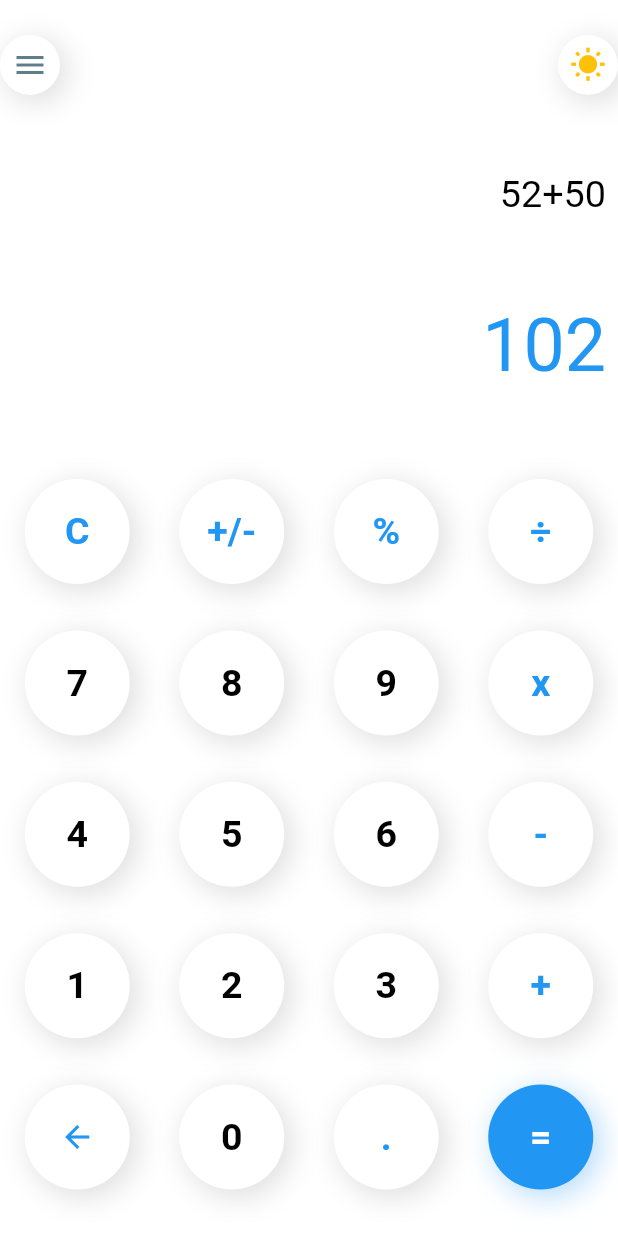
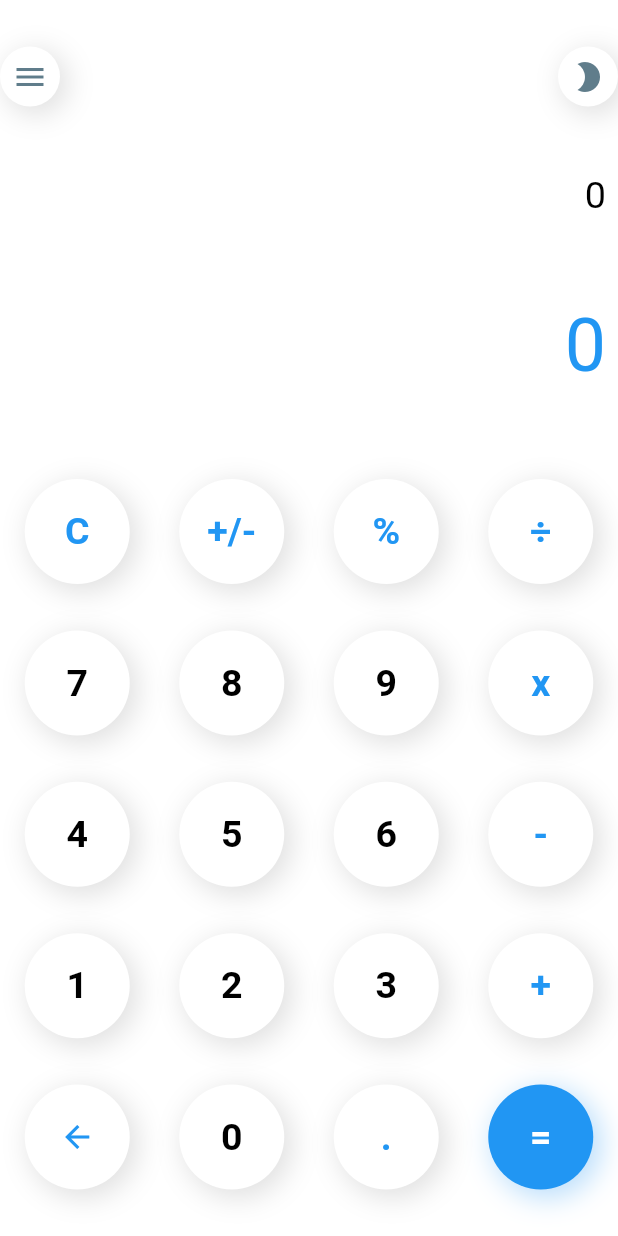
Before and after one commit to Haris2032/si_calulator, a Flutter app: the screen it shows after launch, after a tap on the "wb sunny" icon, on a phone screen of 412 x 824 dp. Run offline on Flutter 3.47's test engine with Material 2 defaults, Android fonts, the phone set to English and light mode, and no system bars; missing offline and left inert: calc_core, firebase_admob; accounts and stored records are empty.

Commit message:
material calculator initial design, updated app icon

```diff
--- a/lib/pages/material_calculator.dart
+++ b/lib/pages/material_calculator.dart
@@ -1,10 +1,6 @@
 import 'package:flutter/material.dart';
-import 'package:si_calulator/widget/calc_buttons.dart';
-
 import '../data/data.dart';
-import '../data/data.dart';
-import '../data/data.dart';
-import '../data/data.dart';
+import 'package:calc_core/calc.dart';
 
 class MaterialCalculator extends StatefulWidget {
   @override
@@ -12,13 +8,180 @@ class MaterialCalculator extends StatefulWidget {
 }
 
 class _MaterialCalculatorState extends State<MaterialCalculator> {
-  var valueEntered, answer;
+  var valueEntered = '', answer = '';
+  Calculator calc = Calculator();
+  var numList = [0, 1, 2, 3, 4, 5, 6, 7, 8, 9];
+  var themeIcon = Icons.wb_sunny;
+  var themeColor = dayColor;
 
-  @override
-  void initState() {
-    super.initState();
-    valueEntered = "52+50";
-    answer = "102";
+  addDigit(int digit) {
+    setState(() {
+      calc.addDigit(digit);
+      valueEntered = calc.text;
+    });
+  }
+
+  addPoint() {
+    setState(() {
+      calc.addPoint();
+      valueEntered = calc.text;
+    });
+  }
+
+  addSum() {
+    setState(() {
+      calc.setAdditionOperator();
+      valueEntered = calc.text;
+    });
+  }
+
+  addSub() {
+    setState(() {
+      calc.setSubtranctionOperator();
+      valueEntered = calc.text;
+    });
+  }
+
+  addProduct() {
+    setState(() {
+      calc.setProductOperator();
+      valueEntered = calc.text;
+    });
+  }
+
+  addDiv() {
+    setState(() {
+      calc.setDivisinOperator();
+      valueEntered = calc.text;
+    });
+  }
+
+  backspace() {
+    setState(() {
+      calc.backspace();
+      valueEntered = calc.text;
+    });
+  }
+
+  clear() {
+    setState(() {
+      calc.clear();
+      valueEntered = calc.text;
+    });
+  }
+
+  operate() {
+    setState(() {
+      calc.operate();
+      answer = calc.text;
+    });
+  }
+
+  void onButtonPressed(value) {
+    if (value == 'C') {
+      setState(() {
+        answer = '';
+        clear();
+      });
+    } else if (value == 'backSpace') {
+      backspace();
+    } else if (value == '=') {
+      operate();
+    } else if (value == '.') {
+      addPoint();
+    } else if (numList.contains(value)) {
+      addDigit(value);
+    } else if (value == 'day') {
+      setState(() {
+        themeIcon = Icons.brightness_2;
+        themeColor = nightColor;
+      });
+    } else if (value == 'night') {
+      setState(() {
+        themeIcon = Icons.wb_sunny;
+        themeColor = dayColor;
+      });
+    } else if (value == 'menu') {
+      setState(() {
+        themeIcon = Icons.wb_sunny;
+        themeColor = dayColor;
+      });
+    } else {
+      switch (value) {
+        case '+':
+          addSum();
+          break;
+        case '-':
+          addSub();
+          break;
+        case 'x':
+          addProduct();
+          break;
+        case '÷':
+          addDiv();
+          break;
+        default:
+          print(value);
+      }
+    }
+  }
+
+  Widget materialShadowButton(
+      {child,
+      childColor,
+      buttonBgColor,
+      primaryShadowColor,
+      secondaryShadowColor,
+      height = 70.0,
+      width = 70.0}) {
+    return GestureDetector(
+      onTap: () {
+        if (child == Icons.arrow_back) {
+          onButtonPressed("backSpace");
+        } else if (child == Icons.wb_sunny) {
+          onButtonPressed("day");
+        } else if (child == Icons.brightness_2) {
+          onButtonPressed("night");
+        } else if (child == Icons.menu) {
+          onButtonPressed("menu");
+        } else {
+          onButtonPressed(child);
+        }
+      },
+      child: Container(
+        height: height,
+        width: width,
+        child: Center(
+          child: child.runtimeType != IconData
+              ? Text(
+                  child.toString(),
+                  style: TextStyle(
+                      color: childColor,
+                      fontSize: 25.0,
+                      fontWeight: FontWeight.bold),
+                )
+              : Icon(
+                  child,
+                  color: childColor,
+                ),
+        ),
+        decoration: BoxDecoration(
+            color: buttonBgColor,
+            shape: BoxShape.circle,
+            boxShadow: [
+              BoxShadow(
+                  color: primaryShadowColor,
+                  offset: Offset(-4.0, -4.0),
+                  blurRadius: 10.0,
+                  spreadRadius: 1),
+              BoxShadow(
+                  color: secondaryShadowColor,
+                  offset: Offset(4.0, 4.0),
+                  blurRadius: 15.0,
+                  spreadRadius: 1.5),
+            ]),
+      ),
+    );
   }
 
   @override
@@ -34,12 +197,13 @@ class _MaterialCalculatorState extends State<MaterialCalculator> {
             child: Column(
               children: <Widget>[
                 Container(
-                  height: height * 0.35 * 0.30,
+                  margin: EdgeInsets.only(top: 15.0),
+                  height: height * 0.35 * 0.25,
                   width: width,
                   child: Row(
                     mainAxisAlignment: MainAxisAlignment.spaceBetween,
                     children: <Widget>[
-                      MaterialShadowButton(
+                      materialShadowButton(
                         child: Icons.menu,
                         childColor: nightColor,
                         primaryShadowColor: primaryShadowColor,
@@ -48,11 +212,11 @@ class _MaterialCalculatorState extends State<MaterialCalculator> {
                         height: 40.0,
                         width: 40.0,
                       ),
-                      MaterialShadowButton(
-                          child: Icons.wb_sunny,
+                      materialShadowButton(
+                          child: themeIcon,
                           height: 40.0,
                           width: 40.0,
-                          childColor: dayColor,
+                          childColor: themeColor,
                           primaryShadowColor: primaryShadowColor,
                           secondaryShadowColor: secondaryShadowColor,
                           buttonBgColor: primaryButtonColor),
@@ -66,23 +230,24 @@ class _MaterialCalculatorState extends State<MaterialCalculator> {
                   child: Align(
                     alignment: Alignment.centerRight,
                     child: Text(
-                      valueEntered.toString(),
+                      valueEntered != '' ? valueEntered : '0',
                       textAlign: TextAlign.left,
                       textScaleFactor: 1.8,
-                      style: TextStyle(color:primaryIconColor),
+                      style: TextStyle(color: primaryIconColor),
                     ),
                   ),
                 ),
-                Container(
+                Expanded(
+                  child: Container(
                     margin: EdgeInsets.only(right: 8.0),
-                  height: height * 0.35 * 0.40,
                     width: width,
                     child: Align(
                       alignment: Alignment.centerRight,
                       child: Text(
-                      answer.toString(),
+                        answer != '' ? answer : '0',
                         textScaleFactor: 3.5,
                         style: TextStyle(color: secondaryIconColor),
+                      ),
                     ),
                   ),
                 ),
@@ -97,25 +262,25 @@ class _MaterialCalculatorState extends State<MaterialCalculator> {
                   Row(
                     mainAxisAlignment: MainAxisAlignment.spaceAround,
                     children: <Widget>[
-                      MaterialShadowButton(
+                      materialShadowButton(
                           child: "C",
                           childColor: secondaryIconColor,
                           primaryShadowColor: primaryShadowColor,
                           secondaryShadowColor: secondaryShadowColor,
                           buttonBgColor: primaryButtonColor),
-                      MaterialShadowButton(
+                      materialShadowButton(
                           child: "+/-",
                           childColor: secondaryIconColor,
                           primaryShadowColor: primaryShadowColor,
                           secondaryShadowColor: secondaryShadowColor,
                           buttonBgColor: primaryButtonColor),
-                      MaterialShadowButton(
+                      materialShadowButton(
                           child: "%",
                           childColor: secondaryIconColor,
                           primaryShadowColor: primaryShadowColor,
                           secondaryShadowColor: secondaryShadowColor,
                           buttonBgColor: primaryButtonColor),
-                      MaterialShadowButton(
+                      materialShadowButton(
                           child: "÷",
                           childColor: secondaryIconColor,
                           primaryShadowColor: primaryShadowColor,
@@ -126,26 +291,26 @@ class _MaterialCalculatorState extends State<MaterialCalculator> {
                   Row(
                     mainAxisAlignment: MainAxisAlignment.spaceAround,
                     children: <Widget>[
-                      MaterialShadowButton(
+                      materialShadowButton(
                           child: 7,
                           childColor: primaryIconColor,
                           primaryShadowColor: primaryShadowColor,
                           secondaryShadowColor: secondaryShadowColor,
                           buttonBgColor: primaryButtonColor),
-                      MaterialShadowButton(
+                      materialShadowButton(
                         child: 8,
                         childColor: primaryIconColor,
                         primaryShadowColor: primaryShadowColor,
                         secondaryShadowColor: secondaryShadowColor,
                         buttonBgColor: primaryButtonColor,
                       ),
-                      MaterialShadowButton(
+                      materialShadowButton(
                           child: 9,
                           childColor: primaryIconColor,
                           primaryShadowColor: primaryShadowColor,
                           secondaryShadowColor: secondaryShadowColor,
                           buttonBgColor: primaryButtonColor),
-                      MaterialShadowButton(
+                      materialShadowButton(
                           child: "x",
                           childColor: secondaryIconColor,
                           primaryShadowColor: primaryShadowColor,
@@ -156,25 +321,25 @@ class _MaterialCalculatorState extends State<MaterialCalculator> {
                   Row(
                     mainAxisAlignment: MainAxisAlignment.spaceAround,
                     children: <Widget>[
-                      MaterialShadowButton(
+                      materialShadowButton(
                           child: 4,
                           childColor: primaryIconColor,
                           primaryShadowColor: primaryShadowColor,
                           secondaryShadowColor: secondaryShadowColor,
                           buttonBgColor: primaryButtonColor),
-                      MaterialShadowButton(
+                      materialShadowButton(
                           child: 5,
                           childColor: primaryIconColor,
                           primaryShadowColor: primaryShadowColor,
                           secondaryShadowColor: secondaryShadowColor,
                           buttonBgColor: primaryButtonColor),
-                      MaterialShadowButton(
+                      materialShadowButton(
                           child: 6,
                           childColor: primaryIconColor,
                           primaryShadowColor: primaryShadowColor,
                           secondaryShadowColor: secondaryShadowColor,
                           buttonBgColor: primaryButtonColor),
-                      MaterialShadowButton(
+                      materialShadowButton(
                           child: "-",
                           childColor: secondaryIconColor,
                           primaryShadowColor: primaryShadowColor,
@@ -185,25 +350,25 @@ class _MaterialCalculatorState extends State<MaterialCalculator> {
                   Row(
                     mainAxisAlignment: MainAxisAlignment.spaceAround,
                     children: <Widget>[
-                      MaterialShadowButton(
+                      materialShadowButton(
                           child: 1,
                           childColor: primaryIconColor,
                           primaryShadowColor: primaryShadowColor,
                           secondaryShadowColor: secondaryShadowColor,
                           buttonBgColor: primaryButtonColor),
-                      MaterialShadowButton(
+                      materialShadowButton(
                           child: 2,
                           childColor: primaryIconColor,
                           primaryShadowColor: primaryShadowColor,
                           secondaryShadowColor: secondaryShadowColor,
                           buttonBgColor: primaryButtonColor),
-                      MaterialShadowButton(
+                      materialShadowButton(
                           child: 3,
                           childColor: primaryIconColor,
                           primaryShadowColor: primaryShadowColor,
                           secondaryShadowColor: secondaryShadowColor,
                           buttonBgColor: primaryButtonColor),
-                      MaterialShadowButton(
+                      materialShadowButton(
                           child: "+",
                           childColor: secondaryIconColor,
                           primaryShadowColor: primaryShadowColor,
@@ -214,25 +379,25 @@ class _MaterialCalculatorState extends State<MaterialCalculator> {
                   Row(
                     mainAxisAlignment: MainAxisAlignment.spaceAround,
                     children: <Widget>[
-                      MaterialShadowButton(
+                      materialShadowButton(
                           child: Icons.arrow_back,
                           childColor: secondaryIconColor,
                           primaryShadowColor: primaryShadowColor,
                           secondaryShadowColor: secondaryShadowColor,
                           buttonBgColor: primaryButtonColor),
-                      MaterialShadowButton(
+                      materialShadowButton(
                           child: 0,
                           childColor: primaryIconColor,
                           primaryShadowColor: primaryShadowColor,
                           secondaryShadowColor: secondaryShadowColor,
                           buttonBgColor: primaryButtonColor),
-                      MaterialShadowButton(
+                      materialShadowButton(
                           child: ".",
                           childColor: secondaryIconColor,
                           primaryShadowColor: primaryShadowColor,
                           secondaryShadowColor: secondaryShadowColor,
                           buttonBgColor: primaryButtonColor),
-                      MaterialShadowButton(
+                      materialShadowButton(
                           child: "=",
                           childColor: Colors.white,
                           primaryShadowColor: primaryShadowColor,
--- a/lib/widget/calc_buttons.dart
+++ /dev/null
@@ -1,69 +0,0 @@
-import 'package:flutter/material.dart';
-
-class MaterialShadowButton extends StatefulWidget {
-  final child,
-      childColor,
-      buttonBgColor,
-      primaryShadowColor,
-      secondaryShadowColor,
-      height,
-      width;
-
-  const MaterialShadowButton(
-      {Key key,
-      @required this.child,
-      @required this.childColor,
-      @required this.buttonBgColor,
-      @required this.primaryShadowColor,
-      @required this.secondaryShadowColor,
-      this.height = 70.0,
-      this.width = 70.0})
-      : super(key: key);
-
-  @override
-  _MaterialShadowButtonState createState() => _MaterialShadowButtonState();
-}
-
-class _MaterialShadowButtonState extends State<MaterialShadowButton> {
-  @override
-  Widget build(BuildContext context) {
-    return GestureDetector(
-      onTap: () {
-        print(widget.child);
-      },
-      child: Container(
-        height: widget.height,
-        width: widget.width,
-        child: Center(
-          child: widget.child.runtimeType != IconData
-              ? Text(
-                  widget.child.toString(),
-                  style: TextStyle(
-                      color: widget.childColor,
-                      fontSize: 25.0,
-                      fontWeight: FontWeight.bold),
-                )
-              : Icon(
-                  widget.child,
-                  color: widget.childColor,
-                ),
-        ),
-        decoration: BoxDecoration(
-            color: widget.buttonBgColor,
-            shape: BoxShape.circle,
-            boxShadow: [
-              BoxShadow(
-                  color: widget.primaryShadowColor,
-                  offset: Offset(-4.0, -4.0),
-                  blurRadius: 10.0,
-                  spreadRadius: 1),
-              BoxShadow(
-                  color: widget.secondaryShadowColor,
-                  offset: Offset(4.0, 4.0),
-                  blurRadius: 15.0,
-                  spreadRadius: 1.5),
-            ]),
-      ),
-    );
-  }
-}
--- a/pubspec.yaml
+++ b/pubspec.yaml
@@ -20,6 +20,7 @@ dependencies:
   flutter:
     sdk: flutter
   firebase_admob: ^0.5.2
+  calc_core: ^1.0.1
 
   # The following adds the Cupertino Icons font to your application.
   # Use with the CupertinoIcons class for iOS style icons.
```
Also changed, not shown: pubspec.lock, 8 other files. Lines whose indentation alone changed are shown as unchanged.
